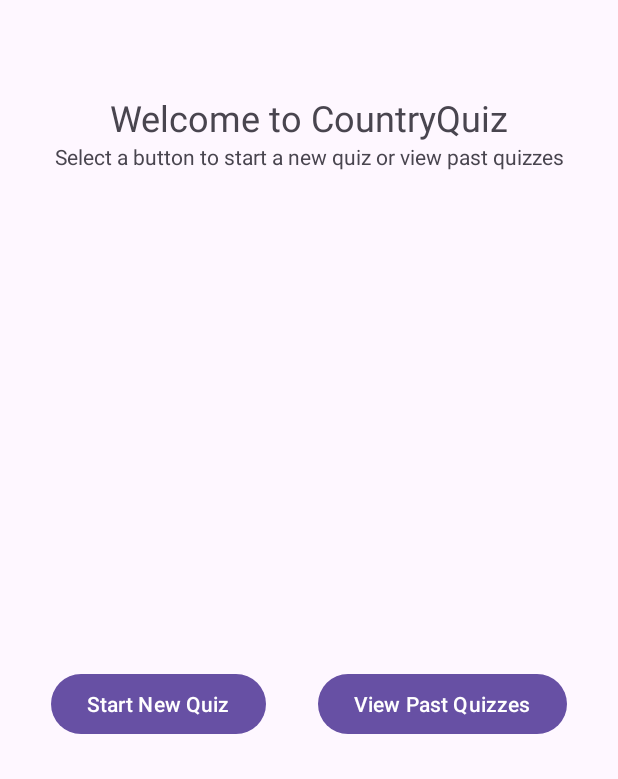
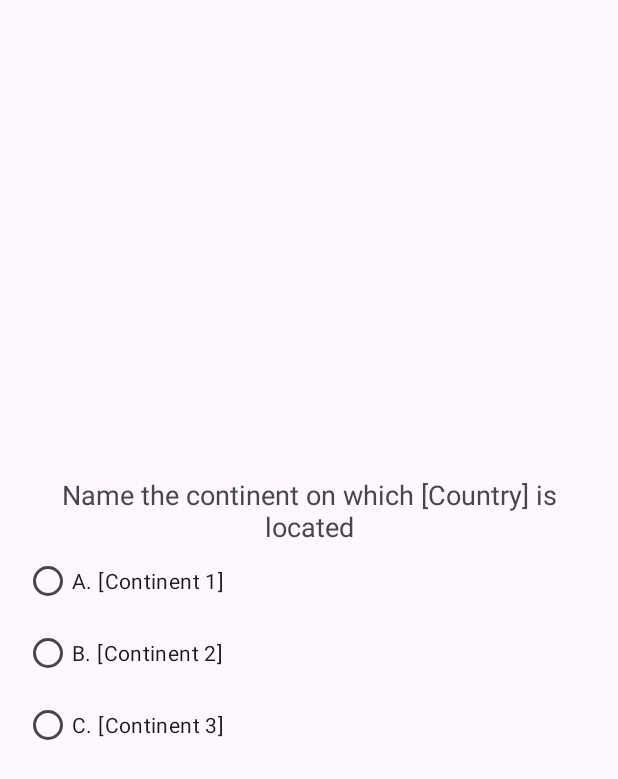
Before and after one commit to adurr21/CountryQuiz, an Android app: the screen it shows after launch (MainActivity), after a tap on "Start New Quiz", on a phone screen of 412 x 824 dp. Shown: the top 779 px of the screen. Run offline under Robolectric (Android 15) with nearby library versions, the phone set to English and light mode, and no system bars; libraries missing offline, so code that uses them is left out: com.opencsv, com.opencsv.exceptions; 18 statements that could not run were skipped.

Commit message:
Starting progress on quiz fragment. Functional.

```diff
--- a/app/src/main/java/edu/uga/countryquiz/MainActivity.java
+++ b/app/src/main/java/edu/uga/countryquiz/MainActivity.java
@@ -24,7 +24,9 @@ import java.io.InputStreamReader;
 import java.util.ArrayList;
 import java.util.List;
 
+import edu.uga.countryquiz.content.Quiz;
 import edu.uga.countryquiz.fragments.PastQuizzesFragment;
+import edu.uga.countryquiz.fragments.QuizFragment;
 
 public class MainActivity extends AppCompatActivity {
 
@@ -98,4 +100,13 @@ public class MainActivity extends AppCompatActivity {
         transaction.replace(R.id.fragmentContainerView, fragment).addToBackStack("main");
         transaction.commit();
     }
+
+    public void startQuiz() {
+        Quiz newQuiz = new Quiz(); // Create a new Quiz with 6 questions
+        Fragment fragment = QuizFragment.newInstance(newQuiz, 0); // Start with the first question
+        FragmentTransaction transaction = getSupportFragmentManager().beginTransaction();
+        transaction.replace(R.id.fragmentContainerView, fragment)
+                .addToBackStack("main")
+                .commit();
+    }
 }
--- a/app/src/main/java/edu/uga/countryquiz/content/Quiz.java
+++ b/app/src/main/java/edu/uga/countryquiz/content/Quiz.java
@@ -2,16 +2,16 @@ package edu.uga.countryquiz.content;
 
 import java.util.Date;
 import java.util.HashSet;
+import java.io.Serializable;
 
-public class Quiz {
+public class Quiz implements Serializable {
 
     public QuizQuestion[] quizQuestions;
     public double score;
     public Date date;
     public int questionsAnswered;
 
-
-    Quiz() {
+    public Quiz() {
         HashSet<String> set = new HashSet<>();
         quizQuestions = new QuizQuestion[6];
         for (int i = 0; i < 6; i++) {
--- /dev/null
+++ b/app/src/main/java/edu/uga/countryquiz/fragments/QuizFragment.java
@@ -0,0 +1,112 @@
+package edu.uga.countryquiz.fragments;
+
+import android.os.Bundle;
+
+import androidx.annotation.NonNull;
+import androidx.fragment.app.Fragment;
+
+import android.util.Log;
+import android.view.LayoutInflater;
+import android.view.View;
+import android.view.ViewGroup;
+import android.widget.RadioButton;
+import android.widget.RadioGroup;
+import android.widget.TextView;
+
+import java.util.ArrayList;
+import java.util.Collections;
+
+import edu.uga.countryquiz.R;
+import edu.uga.countryquiz.MainActivity;
+import edu.uga.countryquiz.content.Quiz;
+import edu.uga.countryquiz.content.QuizQuestion;
+
+/**
+ * A simple {@link Fragment} subclass.
+ * Use the {@link QuizFragment#newInstance} factory method to
+ * create an instance of this fragment.
+ */
+public class QuizFragment extends Fragment {
+
+    private static final String ARG_QUIZ = "quiz";
+    private static final String ARG_QUESTION_INDEX = "questionIndex";
+    private Quiz quiz;
+    private int currentQuestionIndex;
+    private TextView questionText;
+    private RadioGroup continentChoices;
+    private RadioButton choice1, choice2, choice3;
+
+    public QuizFragment() {
+        // Required empty public constructor
+    }
+
+    /**
+     * Use this factory method to create a new instance of
+     * this fragment using the provided parameters.
+     *
+     * @param quiz Parameter 1.
+     * @param questionIndex Parameter 2.
+     * @return A new instance of fragment QuizFragment.
+     */
+    // TODO: Rename and change types and number of parameters
+    public static QuizFragment newInstance(Quiz quiz, int questionIndex) {
+        QuizFragment fragment = new QuizFragment();
+        Bundle args = new Bundle();
+        args.putSerializable(ARG_QUIZ, quiz);
+        args.putInt(ARG_QUESTION_INDEX, questionIndex);
+        fragment.setArguments(args);
+        return fragment;
+    }
+
+    @Override
+    public void onCreate(Bundle savedInstanceState) {
+        super.onCreate(savedInstanceState);
+        if (getArguments() != null) {
+            quiz = (Quiz) getArguments().getSerializable(ARG_QUIZ);
+            currentQuestionIndex = getArguments().getInt(ARG_QUESTION_INDEX);
+        }
+    }
+
+    @Override
+    public View onCreateView(LayoutInflater inflater, ViewGroup container,
+                             Bundle savedInstanceState) {
+        // Inflate the layout for this fragment
+        return inflater.inflate(R.layout.fragment_quiz, container, false);
+    }
+
+    @Override
+    public void onViewCreated(@NonNull View view, Bundle savedInstanceState) {
+        super.onViewCreated(view, savedInstanceState);
+
+        // Initialize UI elements
+        questionText = view.findViewById(R.id.questionText);
+        continentChoices = view.findViewById(R.id.continentChoices);
+        choice1 = view.findViewById(R.id.choice1);
+        choice2 = view.findViewById(R.id.choice2);
+        choice3 = view.findViewById(R.id.choice3);
+
+        // Load the current question
+        loadQuestion();
+    }
+
+    private void loadQuestion() {
+        QuizQuestion currentQuestion = quiz.quizQuestions[currentQuestionIndex];
+
+        // Set the question text
+        questionText.setText("Name the continent on which " + currentQuestion.countryName + " is located");
+
+        // Create a list of choices and shuffle them
+        ArrayList<String> choices = new ArrayList<>();
+        choices.add(currentQuestion.correctContinent);
+        choices.add(currentQuestion.wrongContinentOne);
+        choices.add(currentQuestion.wrongContinentTwo);
+        Collections.shuffle(choices);
+
+        // Set the radio button texts
+        choice1.setText("A. " + choices.get(0));
+        choice2.setText("B. " + choices.get(1));
+        choice3.setText("C. " + choices.get(2));
+
+        Log.d(MainActivity.LOG_TAG, "Loaded question " + (currentQuestionIndex + 1) + " for " + currentQuestion.countryName);
+    }
+}
--- a/app/src/main/java/edu/uga/countryquiz/fragments/SplashScreen.java
+++ b/app/src/main/java/edu/uga/countryquiz/fragments/SplashScreen.java
@@ -16,6 +16,7 @@ import android.widget.Button;
 import edu.uga.countryquiz.DatabaseHelper;
 import edu.uga.countryquiz.MainActivity;
 import edu.uga.countryquiz.R;
+import edu.uga.countryquiz.content.Quiz;
 
 /**
  * A simple {@link Fragment} subclass.
@@ -98,7 +99,8 @@ public class SplashScreen extends Fragment {
     private class StartQuiz implements View.OnClickListener {
         @Override
         public void onClick(View v) {
-            MainActivity.dbHelper.getQuizQuestion();
+            ((MainActivity) getActivity()).startQuiz();
+            // MainActivity.dbHelper.getQuizQuestion();
         }
     }
 }
--- /dev/null
+++ b/app/src/main/res/layout/fragment_quiz.xml
@@ -0,0 +1,54 @@
+<?xml version="1.0" encoding="utf-8"?>
+<androidx.constraintlayout.widget.ConstraintLayout xmlns:android="http://schemas.android.com/apk/res/android"
+    xmlns:app="http://schemas.android.com/apk/res-auto"
+    android:layout_width="match_parent"
+    android:layout_height="match_parent"
+    android:padding="16dp">
+
+    <!-- Question Text -->
+    <TextView
+        android:id="@+id/questionText"
+        android:layout_width="0dp"
+        android:layout_height="wrap_content"
+        android:textSize="18sp"
+        android:text="Name the continent on which [Country] is located"
+        android:gravity="center"
+        android:textAlignment="center"
+        app:layout_constraintTop_toTopOf="parent"
+        app:layout_constraintStart_toStartOf="parent"
+        app:layout_constraintEnd_toEndOf="parent"
+        app:layout_constraintBottom_toTopOf="@id/continentChoices"
+        app:layout_constraintVertical_chainStyle="packed" />
+
+    <!-- Radio Group for Answer Choices -->
+    <RadioGroup
+        android:id="@+id/continentChoices"
+        android:layout_width="0dp"
+        android:layout_height="wrap_content"
+        android:orientation="vertical"
+        app:layout_constraintTop_toBottomOf="@id/questionText"
+        app:layout_constraintStart_toStartOf="parent"
+        app:layout_constraintEnd_toEndOf="parent"
+        app:layout_constraintBottom_toBottomOf="parent"
+        app:layout_constraintVertical_chainStyle="packed">
+
+        <RadioButton
+            android:id="@+id/choice1"
+            android:layout_width="match_parent"
+            android:layout_height="wrap_content"
+            android:text="A. [Continent 1]" />
+
+        <RadioButton
+            android:id="@+id/choice2"
+            android:layout_width="match_parent"
+            android:layout_height="wrap_content"
+            android:text="B. [Continent 2]" />
+
+        <RadioButton
+            android:id="@+id/choice3"
+            android:layout_width="match_parent"
+            android:layout_height="wrap_content"
+            android:text="C. [Continent 3]" />
+    </RadioGroup>
+
+</androidx.constraintlayout.widget.ConstraintLayout>
```
